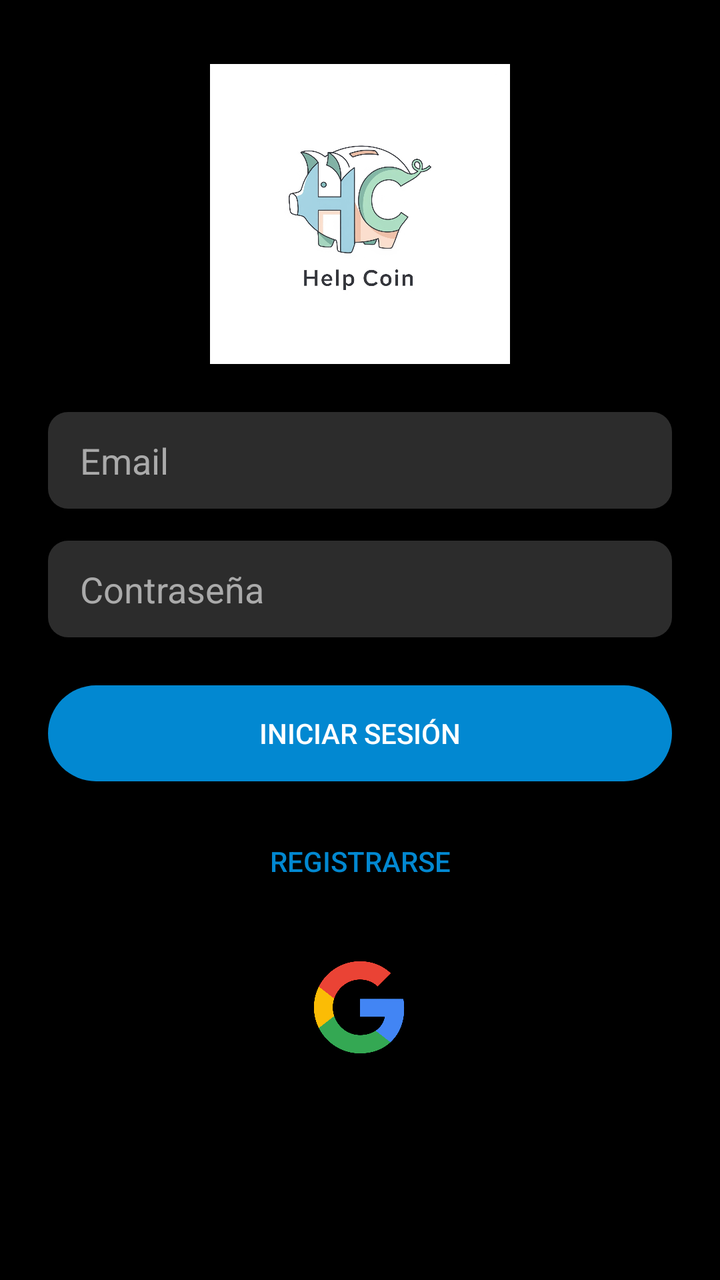
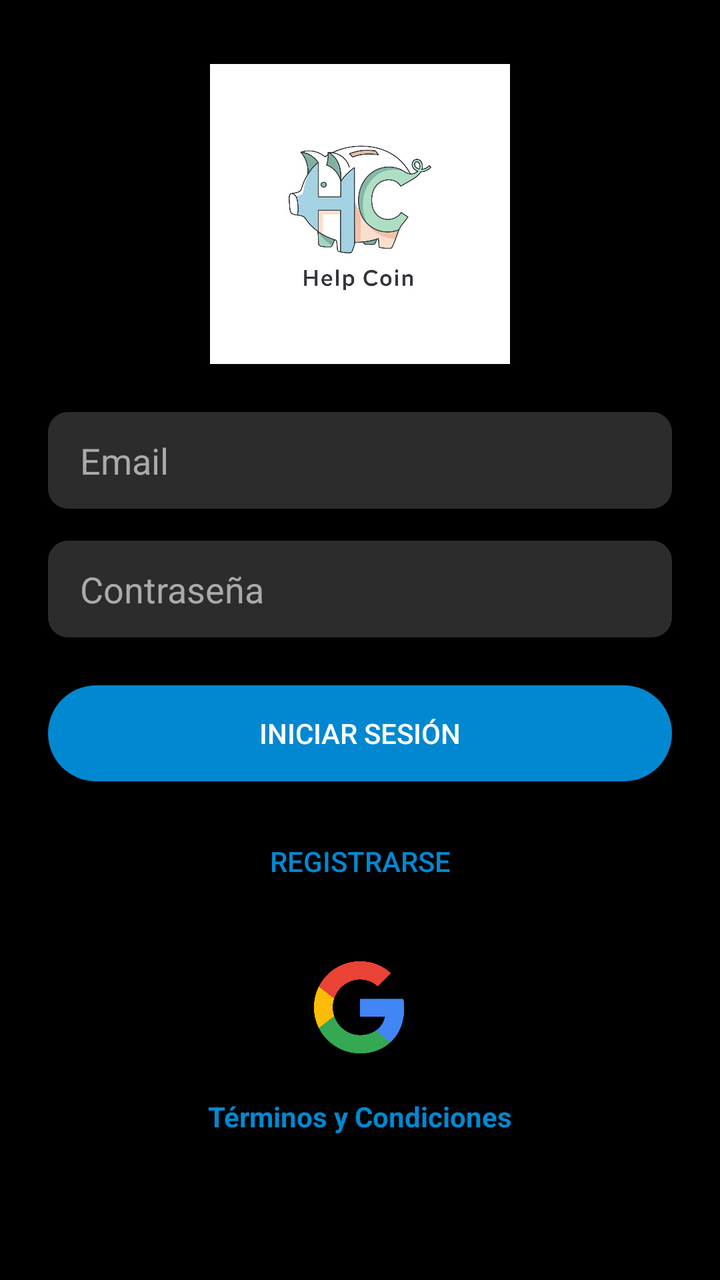

Before-and-after screenshots of an Android layout around one commit, followed by the original layout XML and the change that was made.
<!-- AndroidManifest.xml: application theme Theme.AppCompat.NoActionBar -->
<!-- res/layout/activity_login.xml -->
<?xml version="1.0" encoding="utf-8"?>
<androidx.constraintlayout.widget.ConstraintLayout xmlns:android="http://schemas.android.com/apk/res/android"
    xmlns:app="http://schemas.android.com/apk/res-auto"
    xmlns:tools="http://schemas.android.com/tools"
    android:id="@+id/main"
    android:layout_width="match_parent"
    android:layout_height="match_parent"
    android:background="#000000"
    tools:context=".ui.login.LoginActivity">

    <ImageView
        android:id="@+id/imageView"
        android:layout_width="150dp"
        android:layout_height="150dp"
        android:layout_marginTop="32dp"
        android:contentDescription="@string/logo_description"
        app:layout_constraintEnd_toEndOf="parent"
        app:layout_constraintStart_toStartOf="parent"
        app:layout_constraintTop_toTopOf="parent"
        app:srcCompat="@drawable/help_coin_logo" />

    <EditText
        android:id="@+id/emailEditText"
        android:layout_width="0dp"
        android:layout_height="wrap_content"
        android:layout_marginStart="24dp"
        android:layout_marginTop="24dp"
        android:layout_marginEnd="24dp"
        android:background="@drawable/edittext_rounded"
        android:hint="@string/email_hint"
        android:inputType="textEmailAddress"
        android:textColor="@android:color/white"
        android:textColorHint="#AAAAAA"
        android:autofillHints="emailAddress"
        app:layout_constraintEnd_toEndOf="parent"
        app:layout_constraintStart_toStartOf="parent"
        app:layout_constraintTop_toBottomOf="@id/imageView" />

    <EditText
        android:id="@+id/passwordEditText"
        android:layout_width="0dp"
        android:layout_height="wrap_content"
        android:layout_marginStart="24dp"
        android:layout_marginTop="16dp"
        android:layout_marginEnd="24dp"
        android:background="@drawable/edittext_rounded"
        android:hint="@string/password_hint"
        android:inputType="textPassword"
        android:textColor="@android:color/white"
        android:textColorHint="#AAAAAA"
        android:autofillHints="password"
        app:layout_constraintEnd_toEndOf="parent"
        app:layout_constraintStart_toStartOf="parent"
        app:layout_constraintTop_toBottomOf="@id/emailEditText" />

    <Button
        android:id="@+id/btnsingUpButton"
        android:layout_width="0dp"
        android:layout_height="wrap_content"
        android:layout_marginStart="24dp"
        android:layout_marginTop="24dp"
        android:layout_marginEnd="24dp"
        android:background="@drawable/button_rounded"
        android:backgroundTint="@color/primary_brand_color"
        android:text="@string/login_button_text"
        android:textColor="@android:color/white"
        app:layout_constraintEnd_toEndOf="parent"
        app:layout_constraintStart_toStartOf="parent"
        app:layout_constraintTop_toBottomOf="@id/passwordEditText" />

    <Button
        android:id="@+id/btnregisterButton"
        android:layout_width="0dp"
        android:layout_height="wrap_content"
        android:layout_marginStart="24dp"
        android:layout_marginTop="16dp"
        android:layout_marginEnd="24dp"
        android:background="@drawable/button_rounded_border"
        android:backgroundTint="@android:color/transparent"
        android:text="@string/register_button_text"
        android:textColor="@color/primary_brand_color"
        app:layout_constraintEnd_toEndOf="parent"
        app:layout_constraintHorizontal_bias="0.0"
        app:layout_constraintStart_toStartOf="parent"
        app:layout_constraintTop_toBottomOf="@id/btnsingUpButton" />

    <ImageButton
        android:id="@+id/googleButton"
        android:layout_width="50dp"
        android:layout_height="50dp"
        android:layout_marginTop="24dp"
        android:background="@drawable/button_social"
        android:backgroundTint="@android:color/transparent"
        android:contentDescription="@string/google_button_description"
        android:scaleType="fitCenter"
        android:src="@drawable/png_clipart_google_google_photoroom"
        app:layout_constraintEnd_toEndOf="parent"
        app:layout_constraintStart_toStartOf="parent"
        app:layout_constraintTop_toBottomOf="@+id/btnregisterButton" />

</androidx.constraintlayout.widget.ConstraintLayout>
<!-- resources referenced by this layout -->
<resources>
  <color name="primary_brand_color">#0288D1</color>
  <!-- drawable button_rounded (drawable) -->
  <?xml version="1.0" encoding="utf-8"?>
  <shape xmlns:android="http://schemas.android.com/apk/res/android"
      android:shape="rectangle">
      <corners android:radius="25dp" />
  </shape>
  <!-- drawable button_rounded_border (drawable) -->
  <?xml version="1.0" encoding="utf-8"?>
  <shape xmlns:android="http://schemas.android.com/apk/res/android"
      android:shape="rectangle">
      <corners android:radius="25dp" />
      <stroke
          android:width="2dp"
          android:color="@color/primary_brand_color" />
      <solid android:color="@android:color/transparent" />
  </shape>
  <!-- drawable button_social (drawable) -->
  <?xml version="1.0" encoding="utf-8"?>
  <shape xmlns:android="http://schemas.android.com/apk/res/android">
      <corners android:radius="25dp"/>
      <solid android:color="@color/design_default_color_primary_dark"/>
  </shape>
  <!-- drawable edittext_rounded (drawable) -->
  <?xml version="1.0" encoding="utf-8"?>
  <shape xmlns:android="http://schemas.android.com/apk/res/android"
      android:shape="rectangle">
      <corners android:radius="10dp" />
      <solid android:color="#2C2C2C" /> <padding
      android:left="16dp"
      android:right="16dp"
      android:top="12dp"
      android:bottom="12dp" />
  </shape>
  <!-- drawable help_coin_logo: jpeg bitmap (drawable, 81075 bytes) -->
  <!-- drawable png_clipart_google_google_photoroom: png bitmap (drawable, 73562 bytes) -->
  <string name="email_hint">Email</string>
  <string name="google_button_description">Botón Google</string>
  <string name="login_button_text">Iniciar Sesión</string>
  <string name="logo_description">Logo</string>
  <string name="password_hint">Contraseña</string>
  <string name="register_button_text">Registrarse</string>
</resources>

<!-- the commit's change to res/layout/activity_login.xml (unified diff, before → after) -->
@@ -98,4 +98,23 @@
         app:layout_constraintStart_toStartOf="parent"
         app:layout_constraintTop_toBottomOf="@+id/btnregisterButton" />
 
+    <TextView
+        android:id="@+id/tvTerminos"
+        android:layout_width="wrap_content"
+        android:layout_height="wrap_content"
+        android:layout_marginTop="12dp"
+        android:text="Términos y Condiciones"
+        android:textColor="@color/primary_brand_color"
+        android:textSize="14sp"
+        android:textStyle="bold"
+        android:layout_gravity="center"
+        android:paddingTop="8dp"
+        android:clickable="true"
+        android:focusable="true"
+        android:textAlignment="center"
+        android:layout_marginBottom="24dp"
+        app:layout_constraintTop_toBottomOf="@id/googleButton"
+        app:layout_constraintStart_toStartOf="parent"
+        app:layout_constraintEnd_toEndOf="parent"
+        android:background="?attr/selectableItemBackgroundBorderless" />
 </androidx.constraintlayout.widget.ConstraintLayout>
